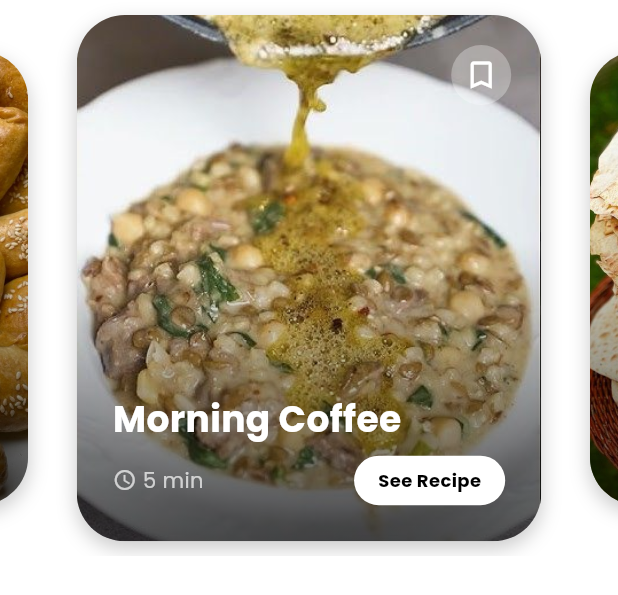
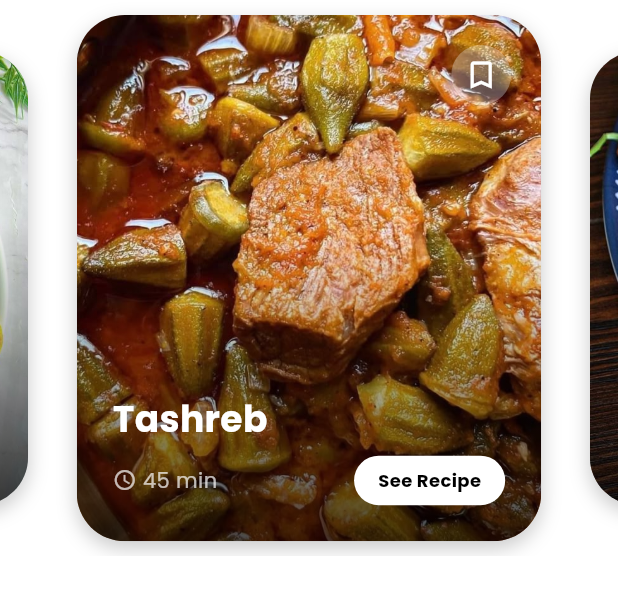
Before and after one commit to Aramsatar/hawri, a Flutter app: the FoodImageSlider widget shown alone on an empty page, opened directly, swiped to page 5, on a phone screen of 412 x 824 dp. Shown: the top 595 px of the screen. Run offline on Flutter 3.47's test engine with Material 3 defaults, Android fonts, the phone set to English and light mode, and no system bars; our stand-ins replace flutter_animate, flutter_svg, go_router, google_fonts; network calls fail.

```diff
--- a/client/lib/presentation/widgets/home/food_image_slider.dart
+++ b/client/lib/presentation/widgets/home/food_image_slider.dart
@@ -22,29 +22,29 @@ class _FoodImageSliderState extends State<FoodImageSlider> {
   // Local assets from assets/images/foods/
   final List<Map<String, String>> _foodItems = [
     {
-      'image': 'assets/images/foods/photo_1_2025-12-03_19-44-47.jpg',
-      'title': 'Gourmet Steak',
+      'image': 'assets/images/foods/photo_7_2025-12-03_19-44-47.jpg',
+      'title': 'Kuba',
       'time': '45 min',
     },
     {
-      'image': 'assets/images/foods/photo_2_2025-12-03_19-44-47.jpg',
-      'title': 'Fresh Salad',
-      'time': '15 min',
+      'image': 'assets/images/foods/photo_6_2025-12-03_19-44-47.jpg',
+      'title': 'Kabab',
+      'time': '45 min',
     },
     {
-      'image': 'assets/images/foods/photo_3_2025-12-03_19-44-47.jpg',
-      'title': 'Berry Smoothie',
-      'time': '10 min',
+      'image': 'assets/images/foods/photo_9_2025-12-03_19-44-47.jpg',
+      'title': 'Doghawa',
+      'time': '45 min',
     },
     {
-      'image': 'assets/images/foods/photo_4_2025-12-03_19-44-47.jpg',
-      'title': 'Pasta Delight',
-      'time': '30 min',
+      'image': 'assets/images/foods/photo_11_2025-12-03_19-44-47.jpg',
+      'title': 'Dolma',
+      'time': '45 min',
     },
     {
-      'image': 'assets/images/foods/photo_5_2025-12-03_19-44-47.jpg',
-      'title': 'Morning Coffee',
-      'time': '5 min',
+      'image': 'assets/images/foods/photo_15_2025-12-03_19-44-47.jpg',
+      'title': 'Tashreb',
+      'time': '45 min',
     },
   ];
 
```
Also changed, not shown: client/assets/icon/icon.png, client/assets/icons/settings page icon/Facebook.svg (renamed from client/assets/icons/Facebook.svg), client/assets/icons/settings page icon/Google.svg (renamed from client/assets/icons/Google.svg), client/assets/icons/settings page icon/apple-Icon.svg (renamed from client/assets/icons/apple-Icon.svg), client/assets/icons/settings page icon/email.svg (renamed from client/assets/icons/email.svg), client/assets/icons/settings page icon/password.svg (renamed from client/assets/icons/password.svg), client/assets/icons/settings page icon/phone.svg (renamed from client/assets/icons/phone.svg), client/assets/icons/settings page icon/profile.svg (renamed from client/assets/icons/profile.svg), 26 other files.
